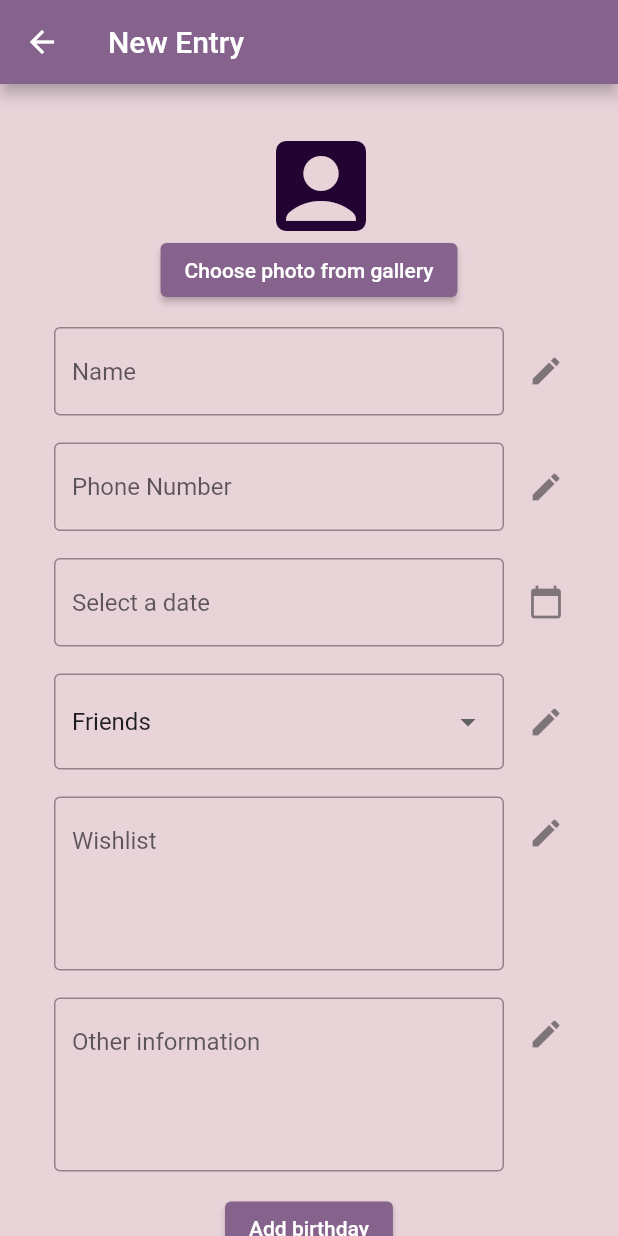
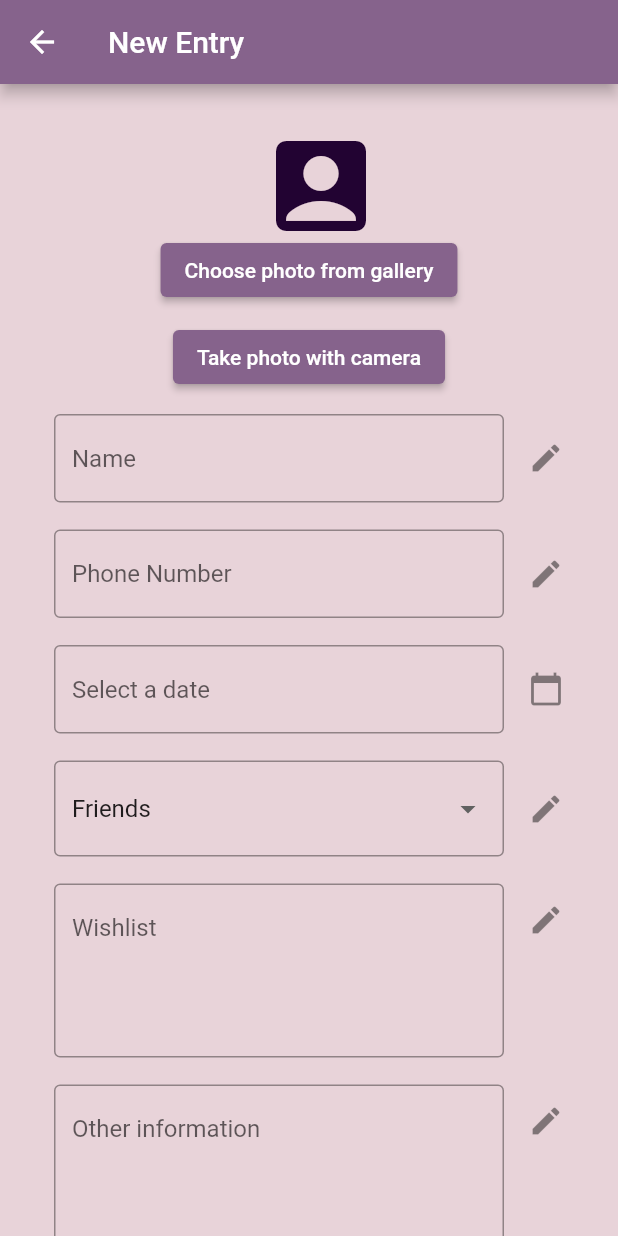
Before and after one commit to KonstantinosKatsigiannis/HCI2022, a Flutter app: the AddScreen screen opened directly, on a phone screen of 412 x 824 dp. Run offline on Flutter 3.47's test engine with Material 2 defaults, Android fonts, the phone set to English and light mode, and no system bars; our stand-ins replace google_fonts, image_picker, shared_preferences, syncfusion_flutter_calendar; accounts and stored records are empty.

```diff
--- a/lib/AddPage.dart
+++ b/lib/AddPage.dart
@@ -21,7 +21,8 @@ class AddScreen extends StatefulWidget {
 class _AddScreenState extends State<AddScreen> {
   TextEditingController _titleController = TextEditingController();
   TextEditingController _titleController1 = TextEditingController();
-  TextEditingController _titleController2 = TextEditingController(text: 'Friends');
+  TextEditingController _titleController2 =
+      TextEditingController(text: 'Friends');
   TextEditingController _titleController3 = TextEditingController();
   TextEditingController _titleController4 = TextEditingController();
   TextEditingController _dateController = TextEditingController();
@@ -42,7 +43,9 @@ class _AddScreenState extends State<AddScreen> {
   Future<void> saveData() async {
     final prefs = await SharedPreferences.getInstance();
     final timestamp = DateTime.now().millisecondsSinceEpoch.toString();
-    if (_titleController.text.isNotEmpty && _titleController2.text.isNotEmpty && _dateController.text.isNotEmpty) {
+    if (_titleController.text.isNotEmpty &&
+        _titleController2.text.isNotEmpty &&
+        _dateController.text.isNotEmpty) {
       prefs.setString('name_$timestamp', _titleController.text);
       prefs.setString('phone_$timestamp', _titleController1.text);
       prefs.setString('date_$timestamp', _dateController.text);
@@ -81,11 +84,16 @@ class _AddScreenState extends State<AddScreen> {
     }
   }
 
-
-
   @override
   Widget build(BuildContext context) {
-    return Scaffold(
+    return GestureDetector(
+      onHorizontalDragEnd: (details) {
+        if (details.primaryVelocity! > 0) {
+          // User swiped from right to left, so navigate back to the previous page.
+          Navigator.pop(context);
+        }
+      },
+      child: Scaffold(
         backgroundColor: const Color.fromARGB(255, 232, 211, 217),
         appBar: AppBar(
           title: const Text('New Entry'),
@@ -119,6 +127,16 @@ class _AddScreenState extends State<AddScreen> {
                     _pickImage(ImageSource.gallery);
                   },
                   child: const Text('Choose photo from gallery'),
+                  style: ElevatedButton.styleFrom(
+                    backgroundColor: Color.fromARGB(255, 134, 99, 140),
+                  ),
+                ),
+                const SizedBox(height: 10.0),
+                ElevatedButton(
+                  onPressed: () {
+                    _pickImage(ImageSource.camera);
+                  },
+                  child: const Text('Take photo with camera'),
                   style: ElevatedButton.styleFrom(
                     backgroundColor: Color.fromARGB(255, 134, 99, 140),
                   ),
@@ -238,6 +256,7 @@ class _AddScreenState extends State<AddScreen> {
             ),
           ),
         ),
+      ),
     );
   }
 
```
Also changed, not shown: lib/DisplayScreen.dart (+16 -5 lines), lib/main.dart (+16 -4 lines), lib/tofilter.dart (+9 -3 lines), pubspec.lock. Lines whose indentation alone changed are shown as unchanged.
